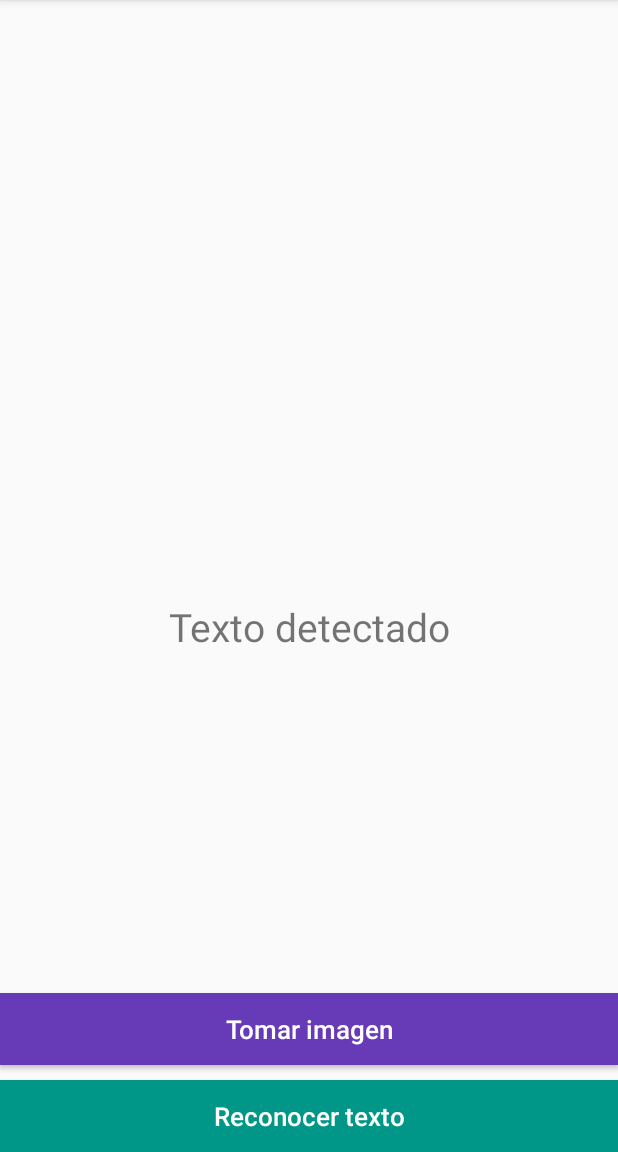
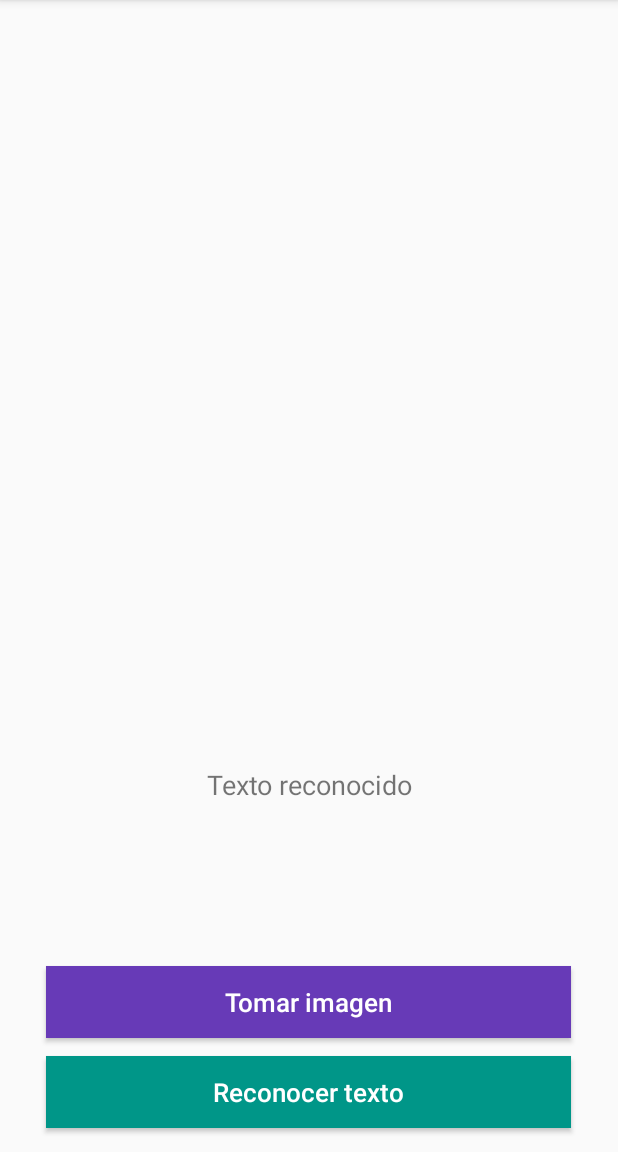
Before and after one commit to AndreaPCalvin/Notech, an Android app: the screen it shows after launch (MainActivity), on a phone screen of 412 x 824 dp, the part 84-1236 px from its top. Run offline under Robolectric (Android 15) with nearby library versions, the phone set to English and light mode, and no system bars; libraries missing offline, so code that uses them is left out: com.google.mlkit.vision.

Commit message:
Colocación relativa al tamaño de pantalla de los elementos de esta interfaz provisional.

```diff
--- a/app/src/main/java/com/example/notech/MainActivity.java
+++ b/app/src/main/java/com/example/notech/MainActivity.java
@@ -24,6 +24,7 @@ import java.io.File;
 import java.io.IOException;
 import java.text.SimpleDateFormat;
 import java.util.Date;
+
 
 public class MainActivity extends AppCompatActivity {
     private ImageView imageView;
@@ -87,7 +88,7 @@ public class MainActivity extends AppCompatActivity {
 
     private void recogniseTextFromImage() {
         TextRecognizer recognizer = TextRecognition.getClient(TextRecognizerOptions.DEFAULT_OPTIONS);
-        InputImage image = InputImage.fromBitmap(imageBitmap, 90);
+        InputImage image = InputImage.fromBitmap(imageBitmap, 0);
         recognizer.process(image)
                         .addOnSuccessListener(visionText -> {
                             // Task completed successfully
--- a/app/src/main/res/layout/activity_main.xml
+++ b/app/src/main/res/layout/activity_main.xml
@@ -1,50 +1,78 @@
 <?xml version="1.0" encoding="utf-8"?>
 
-    <RelativeLayout xmlns:android="http://schemas.android.com/apk/res/android"
+<LinearLayout xmlns:android="http://schemas.android.com/apk/res/android"
     xmlns:app="http://schemas.android.com/apk/res-auto"
     xmlns:tools="http://schemas.android.com/tools"
     android:layout_width="match_parent"
     android:layout_height="match_parent"
-        tools:context=".MainActivity"
-        android:orientation="vertical">
+    android:orientation="vertical"
 
+    tools:context=".MainActivity">
+
+
+    <LinearLayout
+        android:layout_width="match_parent"
+        android:layout_height="0dp"
+        android:orientation="vertical"
+        android:layout_weight="0.6">
         <ImageView
             android:id="@+id/image_view"
+            android:layout_width="wrap_content"
+            android:layout_height="match_parent">
+        </ImageView>
+    </LinearLayout>
+
+    <LinearLayout
         android:layout_width="match_parent"
-        android:layout_height="400dp" />
-
+        android:layout_height="0dp"
+        android:orientation="vertical"
+        android:gravity="center|center"
+        android:layout_weight="0.3">
         <TextView
             android:id="@+id/text_view"
             android:layout_width="match_parent"
             android:layout_height="wrap_content"
+            android:text="Texto reconocido"
             android:textAlignment="center"
-        android:textSize="26sp"
-        android:maxLines="5"
-        android:layout_below="@id/image_view"
-        android:text="Texto detectado" />
+            android:layout_marginTop= "15dp"
+            android:layout_marginBottom="15dp"
+            android:textSize="18sp">
+        </TextView>
+    </LinearLayout>
 
+    <LinearLayout
+        android:layout_width="match_parent"
+        android:layout_height="0dp"
+        android:orientation="vertical"
+        android:gravity="center|center"
+        android:layout_weight="0.2">
         <Button
             android:id="@+id/take_image_button"
-        android:layout_width="match_parent"
+            android:layout_width="350dp"
+            android:layout_gravity="center_horizontal|center"
             android:layout_height="wrap_content"
-        android:layout_above="@id/detect_text_button"
             android:background="#673AB7"
-        android:text="Tomar imagen"
+            android:layout_marginBottom="12dp"
+            android:text="@string/tomar_imagen"
             android:textAllCaps="false"
             android:textColor="@color/white"
-        android:textSize="17sp"
-        android:layout_marginBottom="10dp"/>
+            android:textSize="17sp" >
+        </Button>
 
         <Button
             android:id="@+id/detect_text_button"
-        android:layout_width="match_parent"
+            android:layout_width="350dp"
+            android:layout_gravity="center_horizontal|center"
             android:layout_height="wrap_content"
-        android:layout_alignParentBottom="true"
             android:background="#009688"
-        android:text="Reconocer texto"
+            android:text="@string/reconocer_texto"
             android:textAllCaps="false"
             android:textColor="@color/white"
-        android:textSize="17sp" />
+            android:textSize="17sp" >
+        </Button>
+    </LinearLayout>
 
 
-</RelativeLayout>
+
+
+</LinearLayout>
--- a/app/src/main/res/values/strings.xml
+++ b/app/src/main/res/values/strings.xml
@@ -1,4 +1,6 @@
 <resources>
     <string name="app_name">Notech</string>
     <string name="texto_detectado">Texto detectado</string>
+    <string name="reconocer_texto">Reconocer texto</string>
+    <string name="tomar_imagen">Tomar imagen</string>
 </resources>
```
Lines whose indentation alone changed are shown as unchanged.
